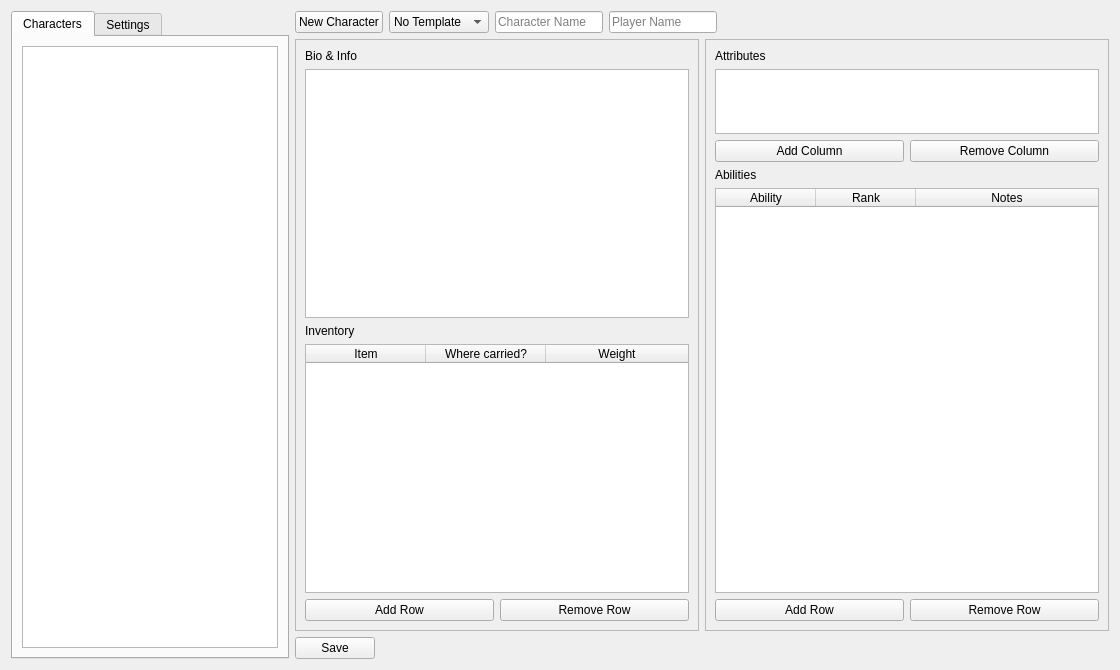
Qt form tools/characterviewertool.ui (PhilInTheGaps/GM-Companion) before a commit.
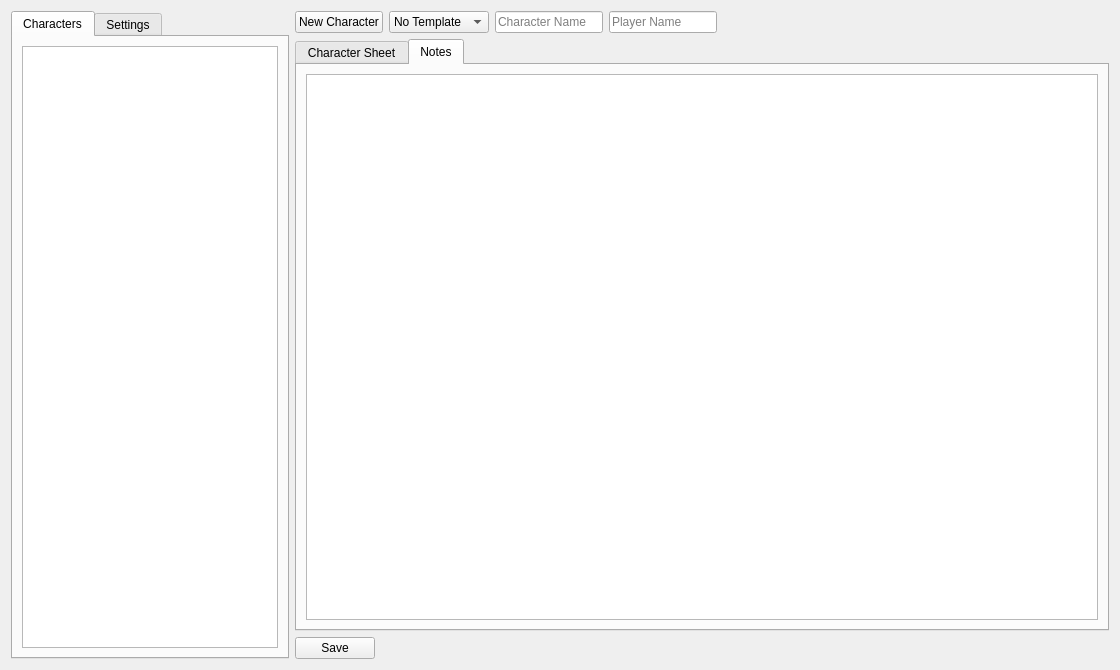
The same form after that commit. The open tabs and pages were chosen to show the change.

Commit message: Added notes to character tool

Patch:
```diff
--- a/tools/characterviewertool.ui
+++ b/tools/characterviewertool.ui
@@ -174,6 +174,14 @@
       </layout>
      </item>
      <item>
+      <widget class="QTabWidget" name="tabWidget_2">
+       <property name="currentIndex">
+        <number>0</number>
+       </property>
+       <widget class="QWidget" name="tab_3">
+        <attribute name="title">
+         <string>Character Sheet</string>
+        </attribute>
       <layout class="QHBoxLayout" name="horizontalLayout_4">
        <item>
         <widget class="QFrame" name="frame_2">
@@ -450,6 +458,22 @@
         </widget>
        </item>
       </layout>
+       </widget>
+       <widget class="QWidget" name="tab_4">
+        <attribute name="title">
+         <string>Notes</string>
+        </attribute>
+        <layout class="QVBoxLayout" name="verticalLayout_7">
+         <item>
+          <widget class="QTextEdit" name="textEdit_notes">
+           <property name="autoFormatting">
+            <set>QTextEdit::AutoAll</set>
+           </property>
+          </widget>
+         </item>
+        </layout>
+       </widget>
+      </widget>
      </item>
      <item>
       <layout class="QHBoxLayout" name="horizontalLayout_3">
```
Lines whose indentation alone changed are shown as unchanged. The commit also changes 1 other file.
